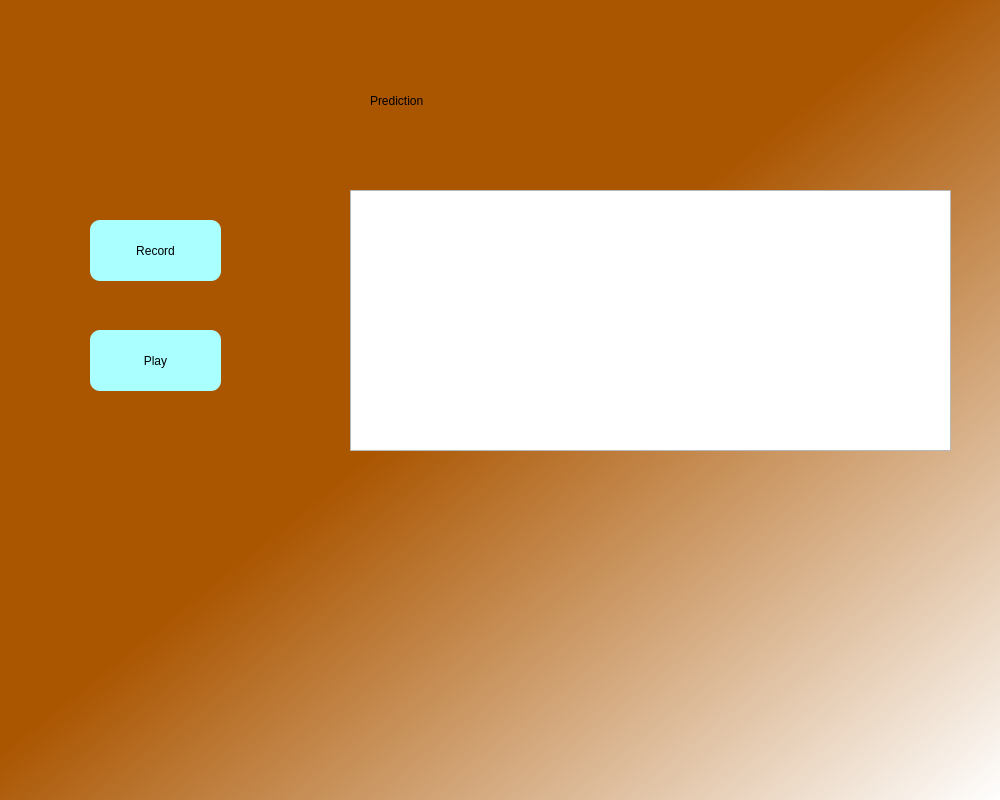
The window that source code (Eric)/OPENSMILE/application/predict.ui (newbiecody/CZ4042-assignment-grouped) describes before a commit, drawn with Qt 5.
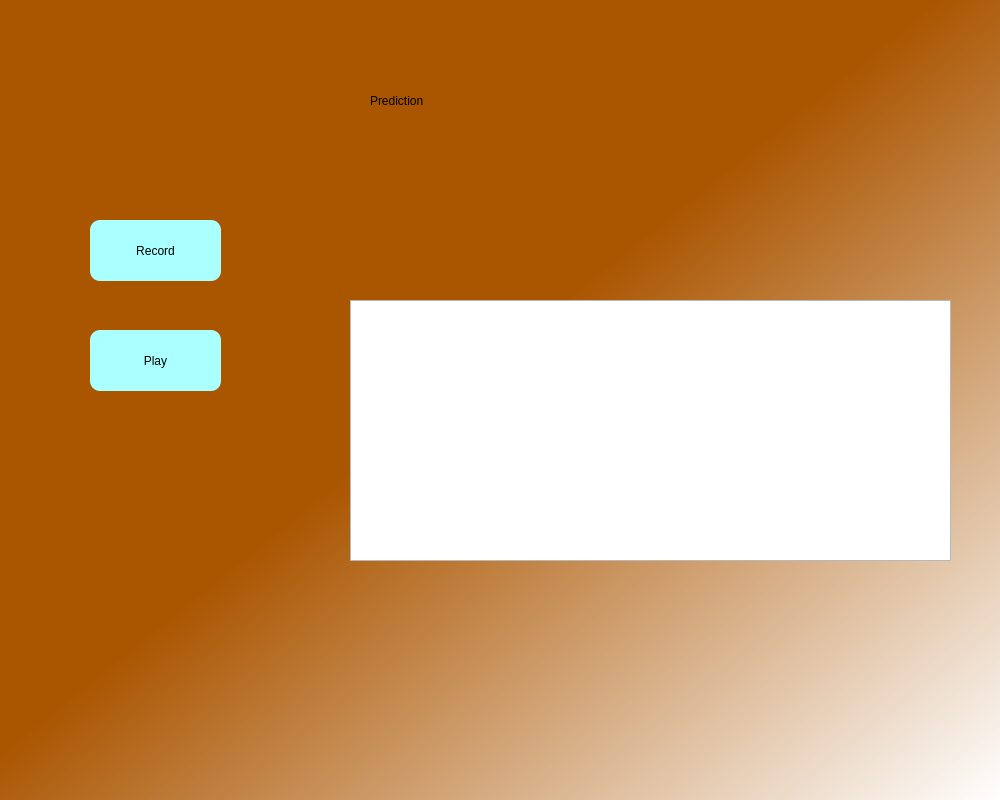
The same window after the commit.

Commit message: cnn vid+py file update

```diff
--- a/source code (Eric)/OPENSMILE/application/predict.ui
+++ b/source code (Eric)/OPENSMILE/application/predict.ui
@@ -68,7 +68,7 @@
     <property name="geometry">
      <rect>
       <x>350</x>
-      <y>190</y>
+      <y>300</y>
       <width>601</width>
       <height>261</height>
      </rect>
@@ -129,7 +129,7 @@
     <property name="geometry">
      <rect>
       <x>350</x>
-      <y>510</y>
+      <y>350</y>
       <width>601</width>
       <height>151</height>
      </rect>
```
Left out of the diff: 2 changed lines with no effect on the pictures. The commit also changes 2 other files.
